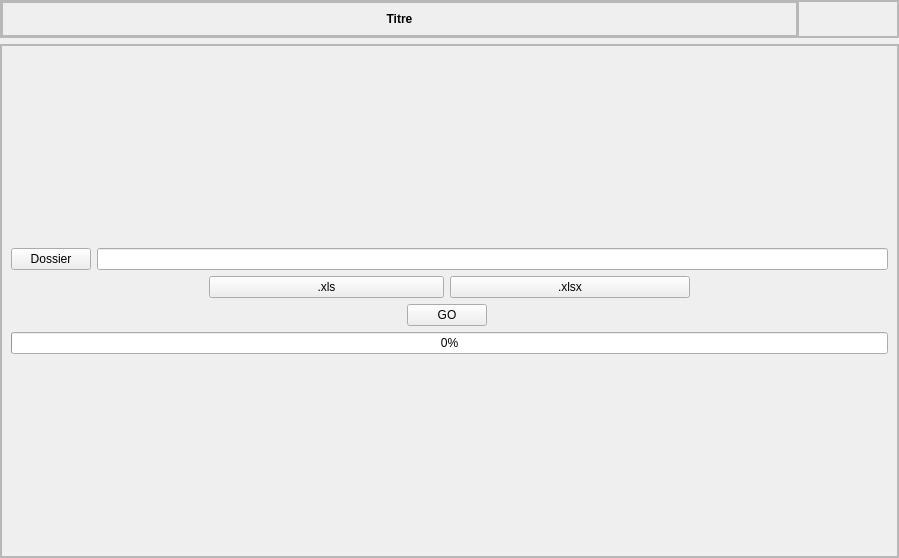
Qt form mainWindow.ui (TheR7angelo/converter_txt_xls) before a commit.
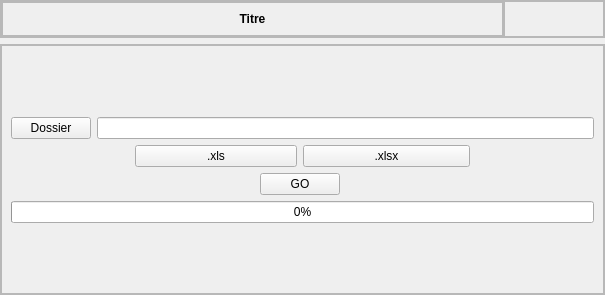
The same form after that commit. Icons and pictures are not drawn. Custom widgets are drawn as their Qt base class.

Diff of the .ui file:
```diff
--- a/mainWindow.ui
+++ b/mainWindow.ui
@@ -6,14 +6,14 @@
    <rect>
     <x>0</x>
     <y>0</y>
-    <width>899</width>
-    <height>558</height>
+    <width>605</width>
+    <height>295</height>
    </rect>
   </property>
   <property name="minimumSize">
    <size>
-    <width>899</width>
-    <height>523</height>
+    <width>605</width>
+    <height>295</height>
    </size>
   </property>
   <property name="windowTitle">
```
